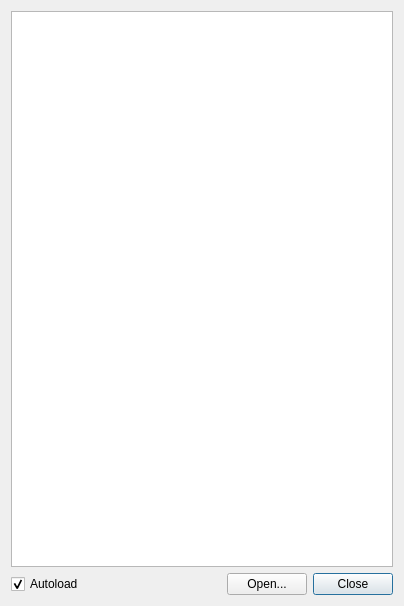
Qt form neurolabi/gui/dialogs/flyembodyinfodialog.ui (janelia-flyem/NeuTu) before a commit.
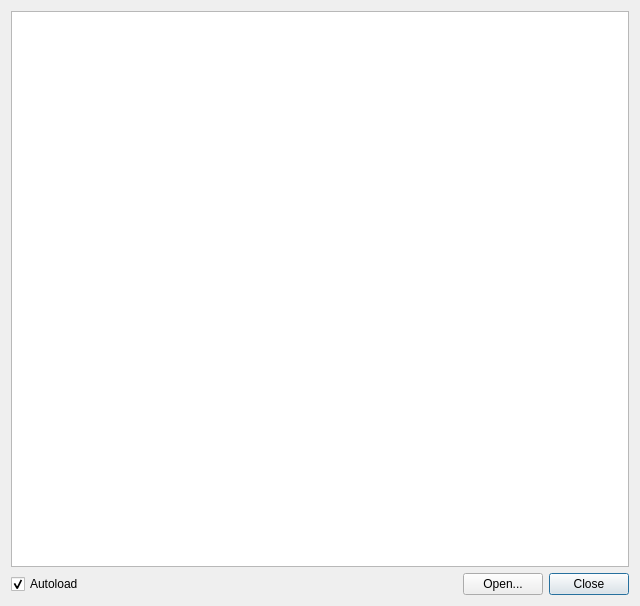
The same form after that commit.

Commit message: name column added

Patch:
```diff
--- a/neurolabi/gui/dialogs/flyembodyinfodialog.ui
+++ b/neurolabi/gui/dialogs/flyembodyinfodialog.ui
@@ -6,7 +6,7 @@
    <rect>
     <x>0</x>
     <y>0</y>
-    <width>404</width>
+    <width>640</width>
     <height>606</height>
    </rect>
   </property>
```
The commit also changes 1 other file.
